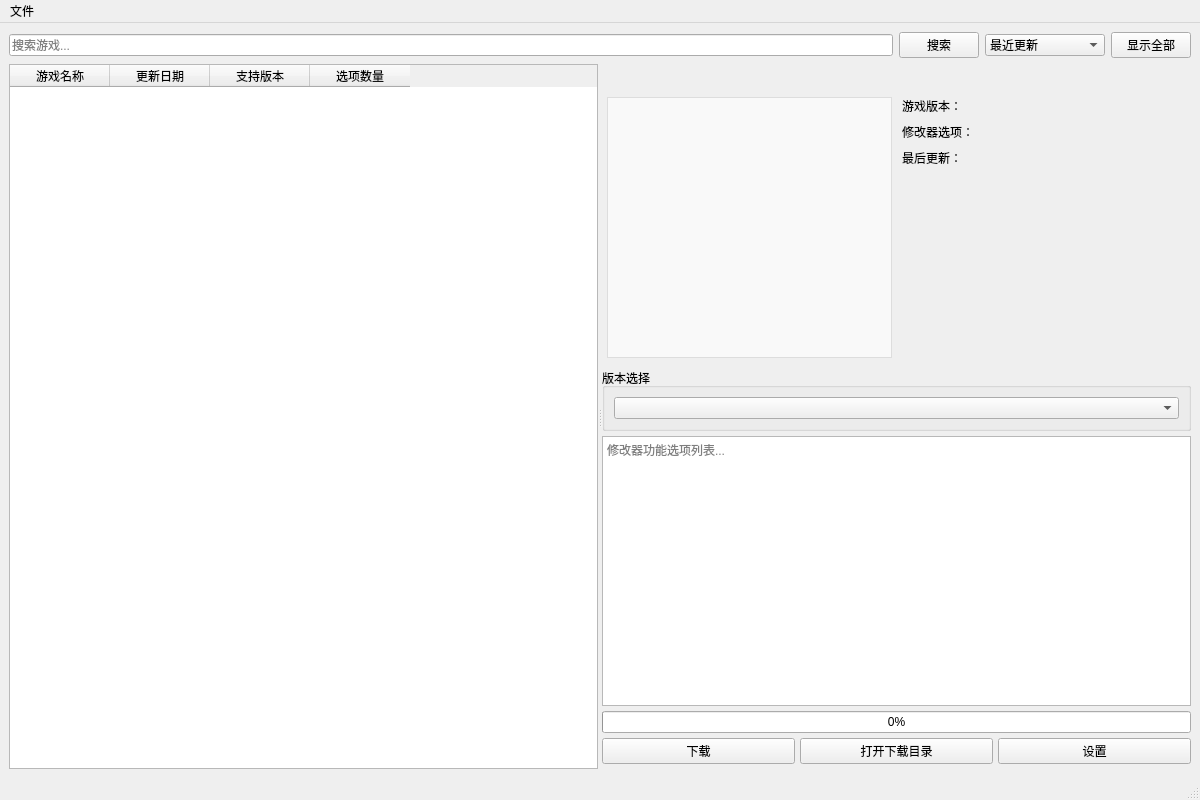
Sqhh99/DownloadIntegrator, file src/DownloadIntegrator.ui: the form before one commit.
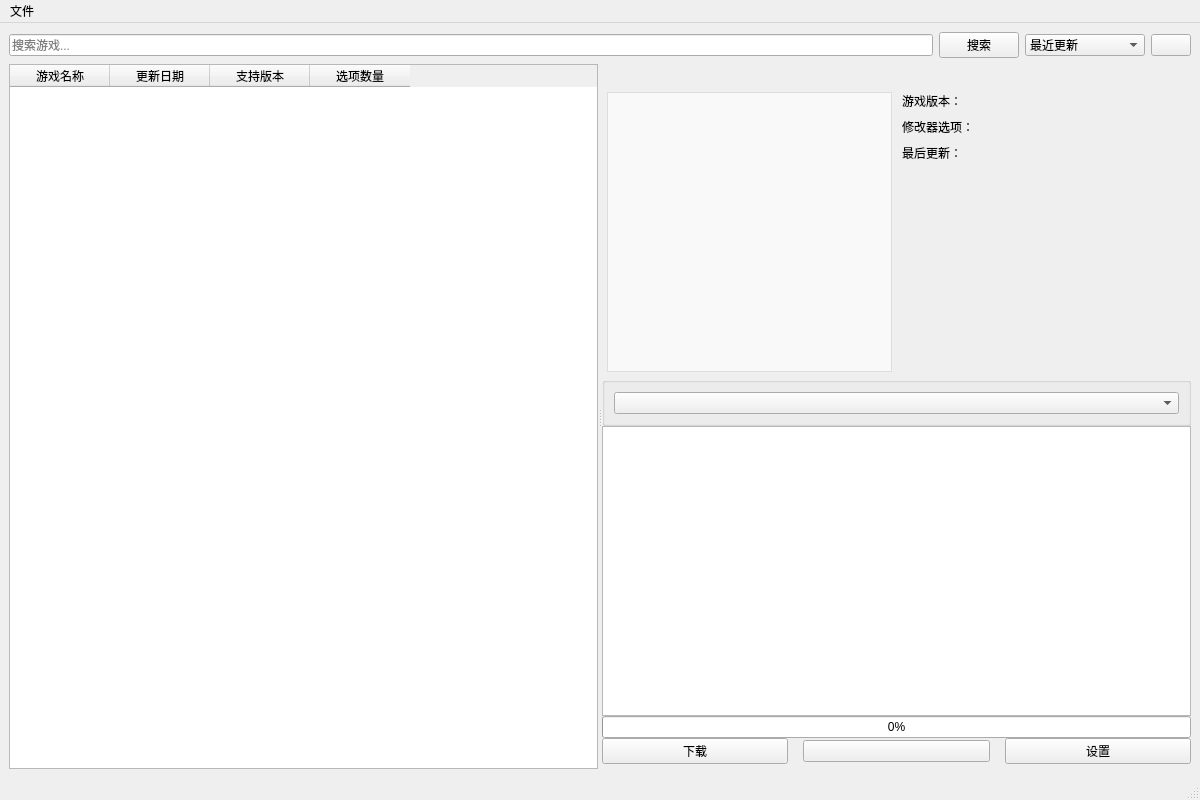
The form after the commit. Icons and pictures are not drawn.

Commit message: 修改界面显示逻辑，修复翻译缺失问题

Patch:
```diff
--- a/src/DownloadIntegrator.ui
+++ b/src/DownloadIntegrator.ui
@@ -69,7 +69,7 @@
          <string>清除搜索结果，显示所有最新修改器列表</string>
         </property>
         <property name="text">
-         <string>显示全部</string>
+         <string/>
         </property>
         <property name="icon">
          <iconset>
@@ -115,7 +115,7 @@
       <widget class="QWidget" name="rightWidget" native="true">
        <layout class="QVBoxLayout" name="rightLayout">
         <property name="spacing">
-         <number>5</number>
+         <number>0</number>
         </property>
         <property name="topMargin">
          <number>5</number>
@@ -174,12 +174,6 @@
                <verstretch>0</verstretch>
               </sizepolicy>
              </property>
-             <property name="text">
-              <string></string>
-             </property>
-             <property name="alignment">
-              <set>Qt::AlignLeft|Qt::AlignTop</set>
-             </property>
              <property name="styleSheet">
               <string>QLabel {
                 border: 1px solid #ddd;
@@ -190,6 +184,9 @@
              <property name="scaledContents">
               <bool>false</bool>
              </property>
+             <property name="alignment">
+              <set>Qt::AlignmentFlag::AlignLeading|Qt::AlignmentFlag::AlignLeft|Qt::AlignmentFlag::AlignTop</set>
+             </property>
             </widget>
            </item>
            <item>
@@ -249,7 +246,7 @@
         <item>
          <widget class="QGroupBox" name="downloadGroup">
           <property name="title">
-           <string>版本选择</string>
+           <string/>
           </property>
           <layout class="QVBoxLayout" name="downloadLayout">
            <item>
@@ -264,7 +261,7 @@
            <bool>true</bool>
           </property>
           <property name="placeholderText">
-           <string>修改器功能选项列表...</string>
+           <string/>
           </property>
          </widget>
         </item>
@@ -280,6 +277,9 @@
         </item>
         <item>
          <layout class="QHBoxLayout" name="buttonLayout">
+          <property name="spacing">
+           <number>15</number>
+          </property>
           <item>
            <widget class="QPushButton" name="downloadButton">
             <property name="text">
@@ -290,7 +290,7 @@
           <item>
            <widget class="QPushButton" name="openFolderButton">
             <property name="text">
-             <string>打开下载目录</string>
+             <string/>
             </property>
            </widget>
           </item>
```
Left out of the diff: 22 changed lines with no effect on the pictures. The commit also changes 7 other files.
